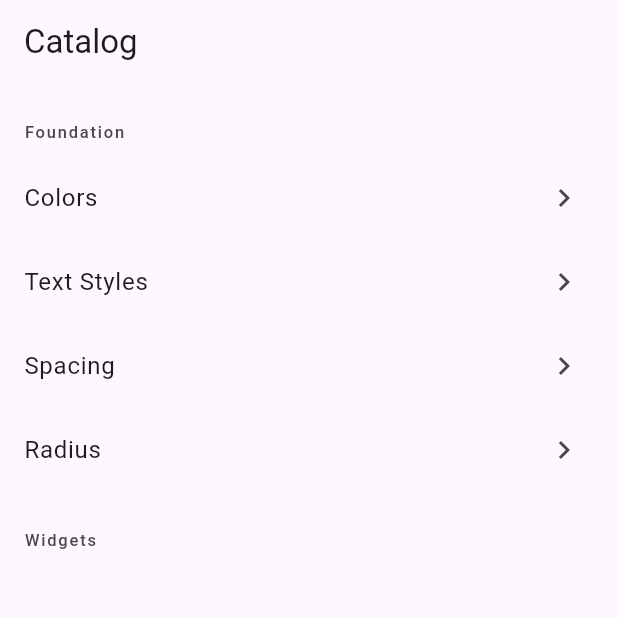
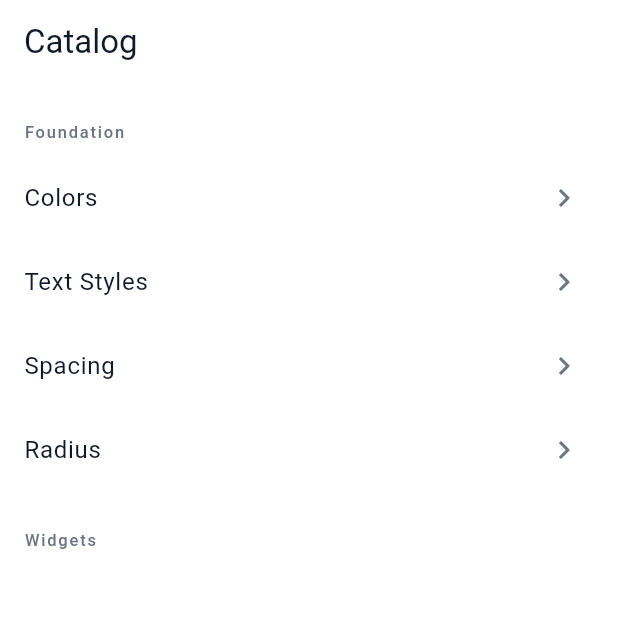
Before and after one commit to NobuyukiMorii/momeo, a Flutter app: the screen it shows after launch, swiped to page 2, on a phone screen of 412 x 824 dp, the top half of it. Run offline on Flutter 3.47's test engine with Material 3 defaults, Android fonts, the phone set to English and light mode, and no system bars.

Commit message:
Apply AppTheme to MaterialApp and add scaffold background color

```diff
--- a/lib/foundation/app_theme.dart
+++ b/lib/foundation/app_theme.dart
@@ -6,6 +6,7 @@ abstract final class AppTheme {
     return ThemeData(
       useMaterial3: true,
       colorScheme: AppColors.colorScheme,
+      scaffoldBackgroundColor: AppColors.surface,
     );
   }
 }
--- a/lib/main.dart
+++ b/lib/main.dart
@@ -1,4 +1,5 @@
 import 'package:flutter/material.dart';
+import 'package:momeo/foundation/app_theme.dart';
 import 'package:momeo/pages/my_home_page.dart';
 import 'package:momeo/pages/catalog/catalog_page.dart';
 
@@ -14,24 +15,7 @@ class MyApp extends StatelessWidget {
   Widget build(BuildContext context) {
     return MaterialApp(
       title: 'Flutter Demo',
-      theme: ThemeData(
-        // This is the theme of your application.
-        //
-        // TRY THIS: Try running your application with "flutter run". You'll see
-        // the application has a purple toolbar. Then, without quitting the app,
-        // try changing the seedColor in the colorScheme below to Colors.green
-        // and then invoke "hot reload" (save your changes or press the "hot
-        // reload" button in a Flutter-supported IDE, or press "r" if you used
-        // the command line to start the app).
-        //
-        // Notice that the counter didn't reset back to zero; the application
-        // state is not lost during the reload. To reset the state, use hot
-        // restart instead.
-        //
-        // This works for code too, not just values: Most code changes can be
-        // tested with just a hot reload.
-        colorScheme: .fromSeed(seedColor: Colors.deepPurple),
-      ),
+      theme: AppTheme.light(),
       home: const RootView(),
     );
   }
```
